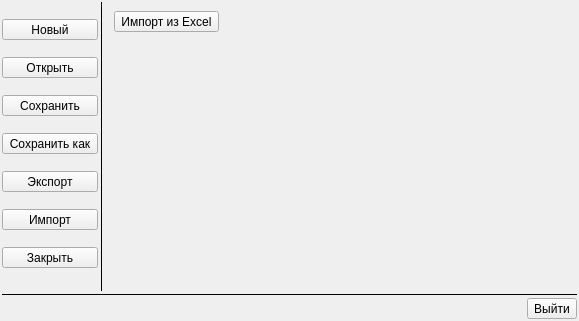
Old version of the form classes/menubar/widgetmenu.ui in the repository vlarry/configurator.
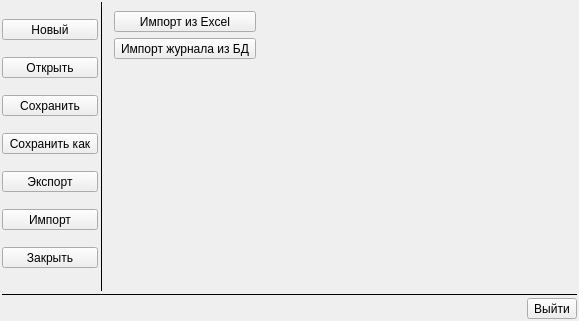
New version of the form. The open tabs and pages were chosen to show the change. Icons and pictures are not drawn. Custom widgets are drawn as their Qt base class.

Commit message: Добавление кнопок "Экспорт журнала в БД" и "Импорт журнала из БД" в верхнее выпадающее меню; Редактирование файла истории версий.

```diff
--- a/classes/menubar/widgetmenu.ui
+++ b/classes/menubar/widgetmenu.ui
@@ -437,10 +437,12 @@
         </layout>
        </widget>
        <widget class="QWidget" name="pageImport">
-        <layout class="QVBoxLayout" name="verticalLayout_6">
+        <layout class="QVBoxLayout" name="verticalLayout_7">
          <item>
           <layout class="QHBoxLayout" name="horizontalLayout_5">
            <item>
+            <layout class="QVBoxLayout" name="verticalLayout_6">
+             <item>
             <widget class="CToolButton" name="toolButtonImportFromExcel">
              <property name="sizePolicy">
               <sizepolicy hsizetype="Minimum" vsizetype="Fixed">
@@ -465,6 +467,34 @@
               <enum>Qt::ToolButtonTextBesideIcon</enum>
              </property>
             </widget>
+             </item>
+             <item>
+              <widget class="CToolButton" name="toolButtonImportJournalFromDataBase">
+               <property name="sizePolicy">
+                <sizepolicy hsizetype="Minimum" vsizetype="Fixed">
+                 <horstretch>0</horstretch>
+                 <verstretch>0</verstretch>
+                </sizepolicy>
+               </property>
+               <property name="text">
+                <string>Импорт журнала из БД</string>
+               </property>
+               <property name="icon">
+                <iconset resource="../../resource.qrc">
+                 <normaloff>:/images/resource/images/import.png</normaloff>:/images/resource/images/import.png</iconset>
+               </property>
+               <property name="iconSize">
+                <size>
+                 <width>32</width>
+                 <height>32</height>
+                </size>
+               </property>
+               <property name="toolButtonStyle">
+                <enum>Qt::ToolButtonTextBesideIcon</enum>
+               </property>
+              </widget>
+             </item>
+            </layout>
            </item>
            <item>
             <spacer name="horizontalSpacer_4">
```
Left out of the diff: 28 changed lines with no effect on the pictures. Lines whose indentation alone changed are shown as unchanged. The commit also changes 8 other files.
